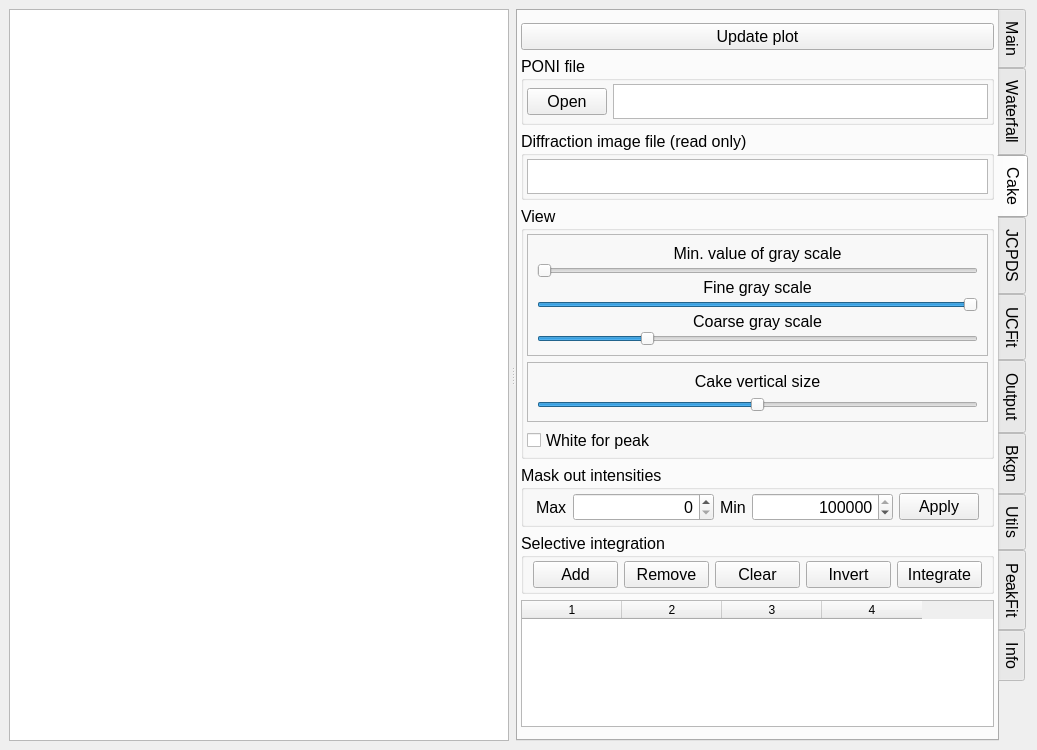
Old version of the form ui/peakpo-splitter.ui in the repository SHDShim/PeakPo.
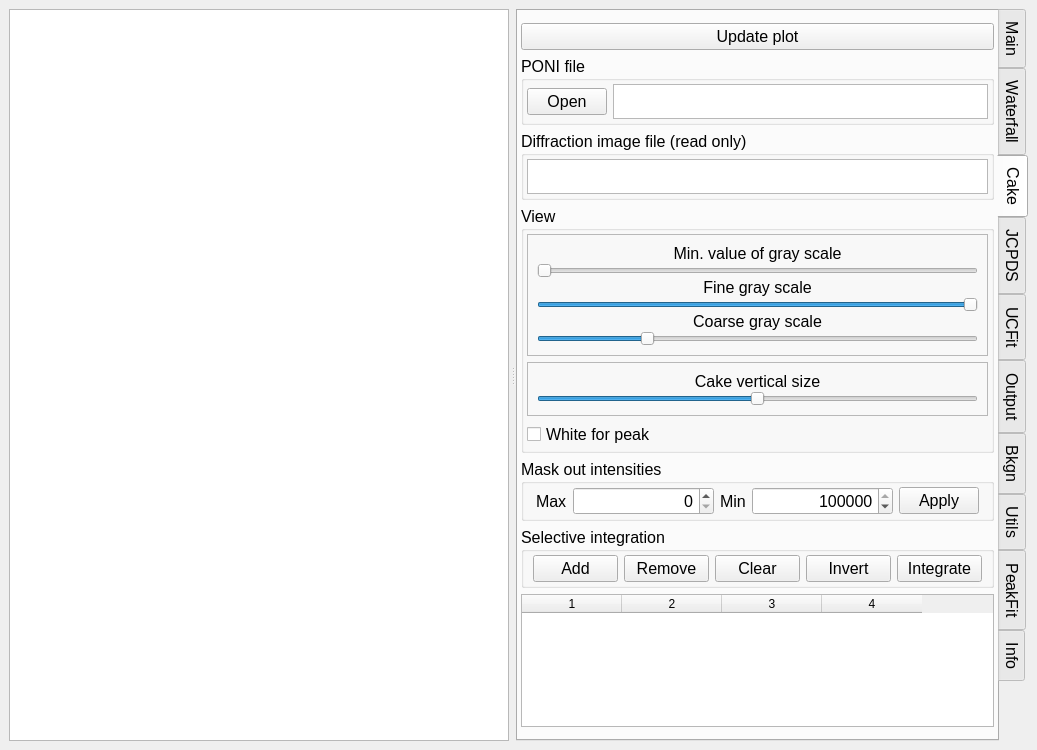
New version of the form. The open tabs and pages were chosen to show the change. Custom widgets are drawn as their Qt base class.

Diff of the .ui file:
```diff
--- a/ui/peakpo-splitter.ui
+++ b/ui/peakpo-splitter.ui
@@ -1945,6 +1945,9 @@
                <enum>QFrame::Raised</enum>
               </property>
               <layout class="QVBoxLayout" name="verticalLayout_21">
+               <property name="spacing">
+                <number>0</number>
+               </property>
                <item>
                 <widget class="QLabel" name="label_12">
                  <property name="text">
```
Left out of the diff: 3 changed lines with no effect on the pictures.
